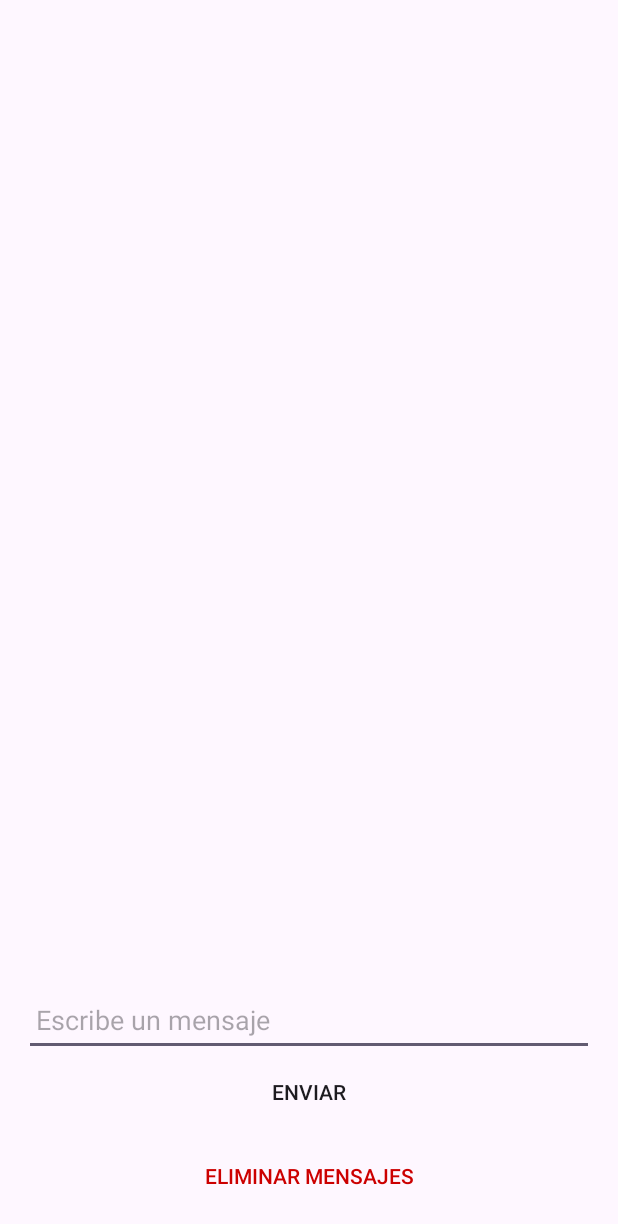
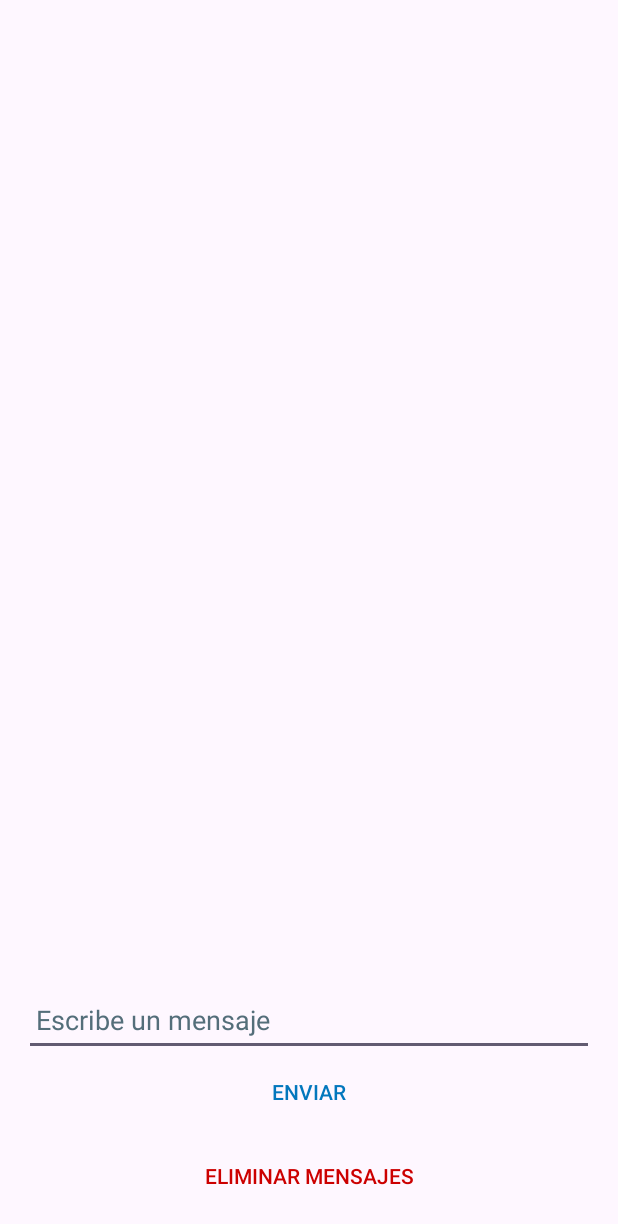
Before and after one commit to MarioPG6/Laboratorio-Messenger, an Android app: the screen it shows after launch (CreateMessageActivity), on a phone screen of 412 x 824 dp. Shown: the top 1224 px of the screen. Run offline under Robolectric (Android 15) with nearby library versions, the phone set to English and light mode, and no system bars.

Commit message:
Coreccion de errores

```diff
--- a/app/src/main/res/layout/activity_create_message.xml
+++ b/app/src/main/res/layout/activity_create_message.xml
@@ -1,9 +1,11 @@
 <?xml version="1.0" encoding="utf-8"?>
 <LinearLayout xmlns:android="http://schemas.android.com/apk/res/android"
+    xmlns:tools="http://schemas.android.com/tools"
     android:layout_width="match_parent"
     android:layout_height="match_parent"
     android:orientation="vertical"
-    android:padding="16dp">
+    android:padding="16dp"
+    tools:ignore="VisualLintBounds">
 
     <!-- Lista de mensajes -->
     <ListView
@@ -19,31 +21,37 @@
         android:id="@+id/message"
         android:layout_width="match_parent"
         android:layout_height="wrap_content"
-        android:hint="Escribe un mensaje"
+        android:autofillHints=""
+        android:hint="@string/escribe_un_mensaje"
+        android:inputType="text"
         android:minHeight="48dp"
-        android:inputType="text"
-        android:padding="8dp"/>
+        android:padding="8dp"
+        android:textColorHint="#546E7A"
+        tools:ignore="VisualLintTextFieldSize" />
 
     <!-- Botón de envío -->
     <Button
         android:id="@+id/send_button"
         android:layout_width="match_parent"
         android:layout_height="wrap_content"
-        android:text="@string/enviar"
         android:background="?attr/selectableItemBackground"
         android:gravity="center"
-        android:padding="12dp"/>
+        android:padding="12dp"
+        android:text="@string/enviar"
+        android:textColor="#0277BD"
+        tools:ignore="VisualLintButtonSize" />
 
     <Button
         android:id="@+id/delete_db_button"
         android:layout_width="match_parent"
         android:layout_height="wrap_content"
-        android:text="Eliminar mensajes"
+        android:text="@string/eliminar_mensajes"
         android:background="?attr/selectableItemBackground"
         android:textColor="@android:color/holo_red_dark"
         android:gravity="center"
         android:padding="12dp"
-        android:layout_marginTop="8dp"/>
+        android:layout_marginTop="8dp"
+        tools:ignore="VisualLintButtonSize" />
 
 
 </LinearLayout>
--- a/app/src/main/res/values/strings.xml
+++ b/app/src/main/res/values/strings.xml
@@ -3,4 +3,6 @@
     <string name="hint">Enter a message</string>
     <string name="app_name" />
     <string name="enviar">Enviar</string>
+    <string name="escribe_un_mensaje">Escribe un mensaje</string>
+    <string name="eliminar_mensajes">Eliminar mensajes</string>
 </resources>
```
